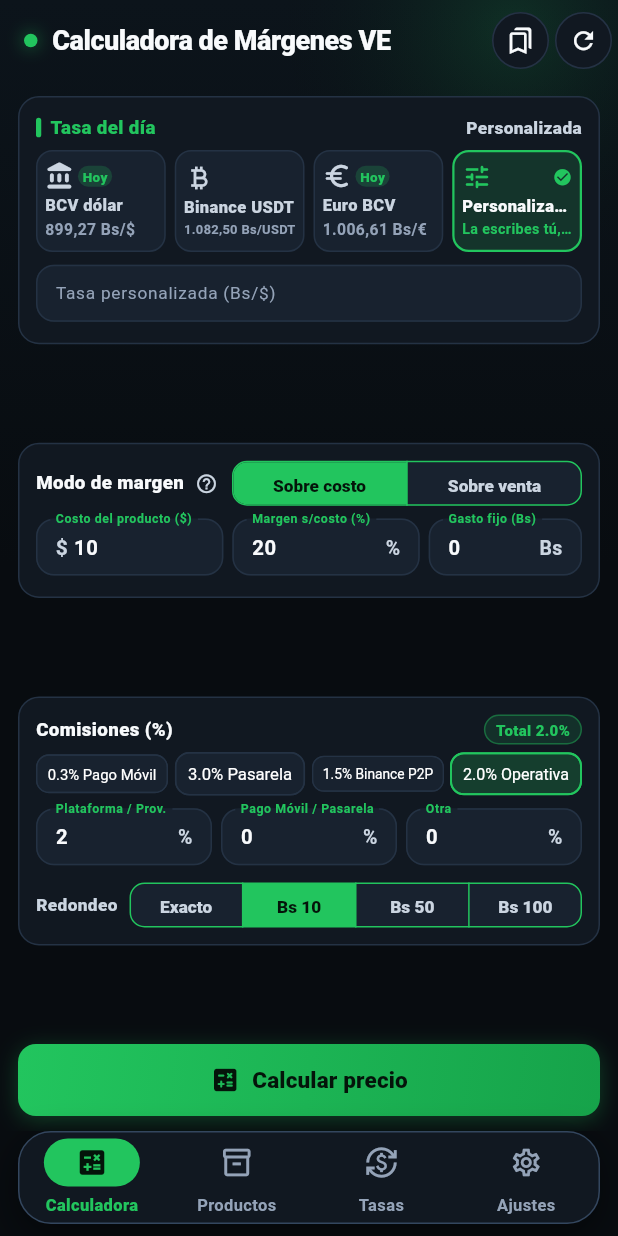
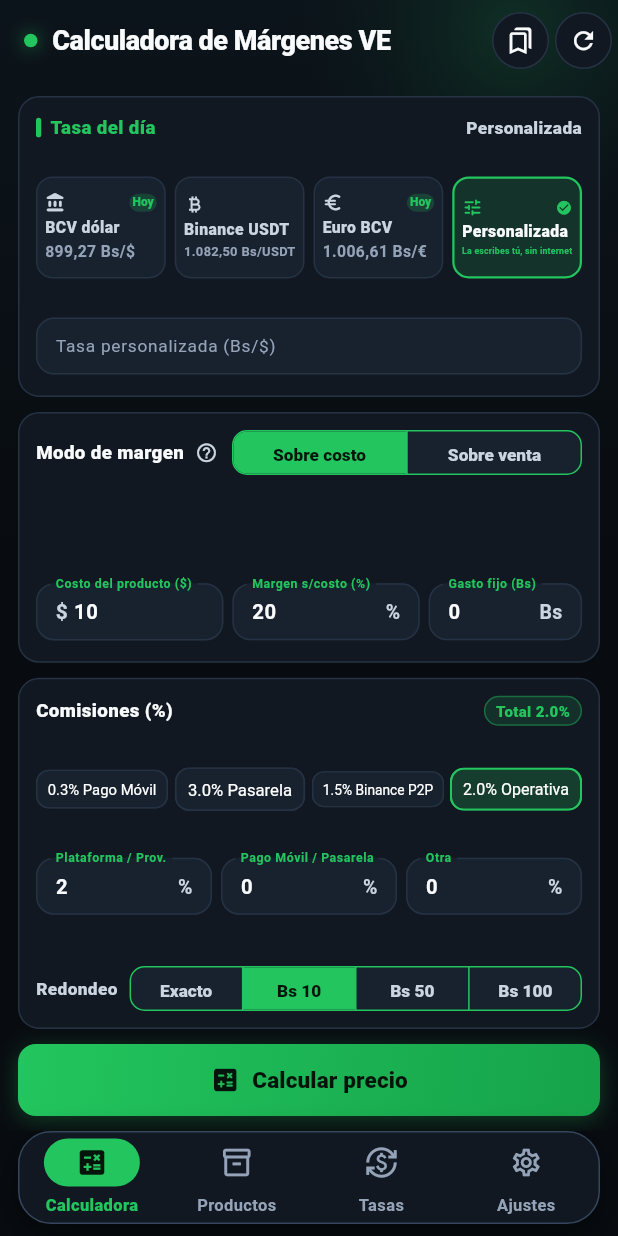
Before and after one commit to LyanKrach/calculadora-margenes-ve, a Flutter app: the screen it shows after launch, after a tap on "Binance USDT", after a tap on "Personalizada", on a phone screen of 412 x 824 dp. Run offline on Flutter 3.47's test engine with Material 3 defaults, Android fonts, the phone set to English and light mode, and no system bars; our stand-ins replace cloud_firestore, firebase_auth, firebase_core, google_sign_in, shared_preferences; accounts and stored records are empty; generated files the repository leaves out were written again; network calls fail; key blocks and very long unbroken strings in the code were emptied for the run.

Commit message:
fix: llenar vacío vertical y etiquetas de tasa completas

```diff
--- a/lib/screens/calculator_screen.dart
+++ b/lib/screens/calculator_screen.dart
@@ -732,14 +732,39 @@ class _CalculatorScreenState extends State<CalculatorScreen> {
 
           final tight = h < (560 + extraRows * 34);
           final ultraTight = h < (470 + extraRows * 30);
-
-          final outerVPad = ultraTight ? 4.0 : (tight ? 6.0 : 10.0);
+          // En teléfonos altos (>= 650 lógicos) las secciones crecen de verdad:
+          // tarjetas de tasa 76 px, inputs 54 px, padding 16 px y chips/segmentos
+          // de 34/36 px. Las secciones se reparten el sobrante con Expanded.
+          final generous = h >= (650 + extraRows * 70);
+
+          final outerVPad = ultraTight
+              ? 4.0
+              : (tight ? 6.0 : (generous ? 14.0 : 10.0));
           final gap = ultraTight ? 4.0 : (tight ? 6.0 : 10.0);
-          final cardPad = ultraTight ? 6.0 : (tight ? 8.5 : 11.0);
-          final fieldGap = ultraTight ? 4.0 : (tight ? 6.0 : 8.5);
-          final rateCarouselHeight = ultraTight ? 62.0 : (tight ? 64.0 : 68.0);
-          final ctaHeight = ultraTight ? 38.0 : (tight ? 43.0 : 48.0);
-          final inputHeight = ultraTight ? 32.0 : (tight ? 36.0 : 41.0);
+          final cardPad = ultraTight
+              ? 6.0
+              : (tight ? 8.5 : (generous ? 16.0 : 11.0));
+          final fieldGap = ultraTight
+              ? 4.0
+              : (tight ? 6.0 : (generous ? 10.0 : 8.5));
+          final rateCarouselHeight = ultraTight
+              ? 62.0
+              : (tight ? 64.0 : (generous ? 76.0 : 68.0));
+          final ctaHeight = ultraTight
+              ? 38.0
+              : (tight ? 43.0 : (generous ? 52.0 : 48.0));
+          final inputHeight = ultraTight
+              ? 32.0
+              : (tight ? 36.0 : (generous ? 54.0 : 41.0));
+          final segmentHeight = ultraTight
+              ? 26.0
+              : (tight ? 30.0 : (generous ? 36.0 : 30.0));
+          final chipHeight = ultraTight
+              ? 25.0
+              : (tight ? 29.0 : (generous ? 34.0 : 29.0));
+          // El selector de tasa necesita más alto cuando aparece el campo de
+          // tasa personalizada; así el reparto flex no lo comprime.
+          final rateFlex = extraRows > 0 ? 6 : 5;
 
           return Padding(
             padding: EdgeInsets.symmetric(horizontal: 12, vertical: outerVPad),
@@ -786,7 +811,10 @@ class _CalculatorScreenState extends State<CalculatorScreen> {
                 ],
 
                 // 1. Selector de tasa: las 4 tarjetas en una sola fila (sin scroll horizontal)
-                Container(
+                Expanded(
+                  flex: rateFlex,
+                  child: Container(
+                    key: const Key('rate_section'),
                     padding: EdgeInsets.all(cardPad),
                     decoration: BoxDecoration(
                       color: colors.surface,
@@ -794,6 +822,7 @@ class _CalculatorScreenState extends State<CalculatorScreen> {
                       border: Border.all(color: colors.borderSubtle),
                     ),
                     child: Column(
+                      mainAxisAlignment: MainAxisAlignment.spaceBetween,
                       crossAxisAlignment: CrossAxisAlignment.start,
                       children: [
                         Row(
@@ -857,7 +886,9 @@ class _CalculatorScreenState extends State<CalculatorScreen> {
                               ) ...[
                                 if (i > 0) const SizedBox(width: 6),
                                 Expanded(
-                                child: _rateCarouselCard(RateSource.values[i]),
+                                  child: _rateCarouselCard(
+                                    RateSource.values[i],
+                                  ),
                                 ),
                               ],
                             ],
@@ -869,7 +900,8 @@ class _CalculatorScreenState extends State<CalculatorScreen> {
                             height: inputHeight,
                             child: TextField(
                               controller: _customRateCtrl,
-                            keyboardType: const TextInputType.numberWithOptions(
+                              keyboardType:
+                                  const TextInputType.numberWithOptions(
                                     decimal: true,
                                   ),
                               style: TextStyle(
@@ -897,13 +929,15 @@ class _CalculatorScreenState extends State<CalculatorScreen> {
                       ],
                     ),
                   ),
+                ),
 
                 SizedBox(height: gap),
 
-                const Spacer(flex: 1),
-
                 // 2. Modo de margen (segmento) + Costo, Margen y Gasto fijo en una fila
-                Container(
+                Expanded(
+                  flex: 5,
+                  child: Container(
+                    key: const Key('margin_section'),
                     padding: EdgeInsets.all(cardPad),
                     decoration: BoxDecoration(
                       color: colors.surface,
@@ -911,6 +945,7 @@ class _CalculatorScreenState extends State<CalculatorScreen> {
                       border: Border.all(color: colors.borderSubtle),
                     ),
                     child: Column(
+                      mainAxisAlignment: MainAxisAlignment.spaceBetween,
                       crossAxisAlignment: CrossAxisAlignment.start,
                       children: [
                         Row(
@@ -935,14 +970,15 @@ class _CalculatorScreenState extends State<CalculatorScreen> {
                                   size: 15,
                                   color: colors.textSecondary,
                                 ),
-                              tooltip: '¿Cómo se calcula el precio y la tasa?',
+                                tooltip:
+                                    '¿Cómo se calcula el precio y la tasa?',
                                 onPressed: _showMarginModeExplanation,
                               ),
                             ),
                             const SizedBox(width: 6),
                             Expanded(
                               child: SizedBox(
-                              height: ultraTight ? 26 : 30,
+                                height: segmentHeight,
                                 child: SegmentedButton<MarginMode>(
                                   showSelectedIcon: false,
                                   style: ButtonStyle(
@@ -1031,13 +1067,15 @@ class _CalculatorScreenState extends State<CalculatorScreen> {
                       ],
                     ),
                   ),
+                ),
 
                 SizedBox(height: gap),
 
-                const Spacer(flex: 1),
-
                 // 3. Comisiones (chips + 3 campos) y Redondeo (chips)
-                Container(
+                Expanded(
+                  flex: 7,
+                  child: Container(
+                    key: const Key('commissions_section'),
                     padding: EdgeInsets.all(cardPad),
                     decoration: BoxDecoration(
                       color: colors.surface,
@@ -1045,6 +1083,7 @@ class _CalculatorScreenState extends State<CalculatorScreen> {
                       border: Border.all(color: colors.borderSubtle),
                     ),
                     child: Column(
+                      mainAxisAlignment: MainAxisAlignment.spaceBetween,
                       crossAxisAlignment: CrossAxisAlignment.start,
                       children: [
                         Row(
@@ -1089,7 +1128,7 @@ class _CalculatorScreenState extends State<CalculatorScreen> {
                                 label: '0.3% Pago Móvil',
                                 ctrl: _gatewayCtrl,
                                 targetValue: 0.3,
-                              ultraTight: ultraTight,
+                                height: chipHeight,
                               ),
                             ),
                             const SizedBox(width: 4),
@@ -1098,7 +1137,7 @@ class _CalculatorScreenState extends State<CalculatorScreen> {
                                 label: '3.0% Pasarela',
                                 ctrl: _gatewayCtrl,
                                 targetValue: 3.0,
-                              ultraTight: ultraTight,
+                                height: chipHeight,
                               ),
                             ),
                             const SizedBox(width: 4),
@@ -1107,7 +1146,7 @@ class _CalculatorScreenState extends State<CalculatorScreen> {
                                 label: '1.5% Binance P2P',
                                 ctrl: _provCtrl,
                                 targetValue: 1.5,
-                              ultraTight: ultraTight,
+                                height: chipHeight,
                               ),
                             ),
                             const SizedBox(width: 4),
@@ -1116,7 +1155,7 @@ class _CalculatorScreenState extends State<CalculatorScreen> {
                                 label: '2.0% Operativa',
                                 ctrl: _provCtrl,
                                 targetValue: 2.0,
-                              ultraTight: ultraTight,
+                                height: chipHeight,
                               ),
                             ),
                           ],
@@ -1178,7 +1217,7 @@ class _CalculatorScreenState extends State<CalculatorScreen> {
                             const SizedBox(width: 8),
                             Expanded(
                               child: SizedBox(
-                              height: ultraTight ? 26 : 30,
+                                height: segmentHeight,
                                 child: SegmentedButton<int>(
                                   showSelectedIcon: false,
                                   style: ButtonStyle(
@@ -1227,8 +1266,7 @@ class _CalculatorScreenState extends State<CalculatorScreen> {
                       ],
                     ),
                   ),
-
-                const Spacer(),
+                ),
 
                 SizedBox(height: gap),
 
@@ -1354,15 +1392,14 @@ class _CalculatorScreenState extends State<CalculatorScreen> {
                       : source == RateSource.euroBcv
                       ? Icons.euro_rounded
                       : Icons.tune_rounded,
-                  size: 20,
+                  size: 14,
                   color: selected ? colors.primary : colors.textSecondary,
                 ),
-                if (hasTodayBadge) ...[
-                  const SizedBox(width: 2),
-                  Flexible(
-                    child: Container(
+                const Spacer(),
+                if (hasTodayBadge)
+                  Container(
                     padding: const EdgeInsets.symmetric(
-                        horizontal: 3,
+                      horizontal: 2,
                       vertical: 0.5,
                     ),
                     decoration: BoxDecoration(
@@ -1374,29 +1411,35 @@ class _CalculatorScreenState extends State<CalculatorScreen> {
                       maxLines: 1,
                       overflow: TextOverflow.clip,
                       style: TextStyle(
-                          fontSize: 9,
+                        fontSize: 8,
+                        letterSpacing: 0,
                         fontWeight: FontWeight.w800,
                         color: colors.primary,
                       ),
                     ),
                   ),
-                  ),
-                ],
-                const Spacer(),
-                if (selected)
-                  Icon(Icons.check_circle, color: colors.primary, size: 13),
-              ],
-            ),
-            const SizedBox(height: 1),
-            Text(
+                if (selected) ...[
+                  if (hasTodayBadge) const SizedBox(width: 1),
+                  Icon(Icons.check_circle, color: colors.primary, size: 11),
+                ],
+              ],
+            ),
+            const SizedBox(height: 2),
+            // Etiqueta a todo el ancho debajo del icono. FittedBox la escala
+            // solo si hace falta, para que nunca se lea "Binance US..." ni
+            // "Personaliza...". El icono ya no compite por el ancho del texto.
+            FittedBox(
+              fit: BoxFit.scaleDown,
+              alignment: Alignment.centerLeft,
+              child: Text(
                 source.label,
                 maxLines: 1,
-              overflow: TextOverflow.ellipsis,
                 softWrap: false,
                 style: TextStyle(
-                fontSize: 11,
+                  fontSize: 10.5,
                   fontWeight: FontWeight.w800,
                   color: selected ? colors.textPrimary : colors.textSecondary,
+                ),
               ),
             ),
             const SizedBox(height: 1),
@@ -1407,12 +1450,15 @@ class _CalculatorScreenState extends State<CalculatorScreen> {
                 child: Text(subtitleText, maxLines: 1, style: valueStyle),
               )
             else
-              Text(
+              FittedBox(
+                fit: BoxFit.scaleDown,
+                alignment: Alignment.centerLeft,
+                child: Text(
                   subtitleText,
                   maxLines: 1,
-                overflow: TextOverflow.ellipsis,
                   softWrap: false,
                   style: valueStyle.copyWith(fontSize: 9.5),
+                ),
               ),
           ],
         ),
@@ -1449,13 +1495,13 @@ class _CalculatorScreenState extends State<CalculatorScreen> {
     required String label,
     required TextEditingController ctrl,
     required double targetValue,
-    required bool ultraTight,
+    required double height,
   }) {
     final current = double.tryParse(ctrl.text.replaceAll(',', '.')) ?? 0.0;
     final isSelected = (current - targetValue).abs() < 0.0001;
 
     return SizedBox(
-      height: ultraTight ? 25 : 29,
+      height: height,
       child: FittedBox(
         fit: BoxFit.scaleDown,
         child: FilterChip(
--- a/lib/screens/settings_screen.dart
+++ b/lib/screens/settings_screen.dart
@@ -322,7 +322,7 @@ class _SettingsScreenState extends State<SettingsScreen> {
                         ),
                         const SizedBox(height: 4),
                         Text(
-                          'Versión 1.1.0+3\n'
+                          'Versión 1.1.2+5\n'
                           'Para comerciantes en Venezuela: precios en bolívares calculados al instante con tasas BCV, Binance P2P y Euro oficial.\n\n'
                           'Soporta cálculo Sobre Costo (Markup directo) y Sobre Venta (Margen financiero limpio).',
                           style: TextStyle(
--- a/pubspec.yaml
+++ b/pubspec.yaml
@@ -1,7 +1,7 @@
 name: calculadora_margenes_ve
 description: "Calculadora de márgenes para vendedores en Venezuela: costo en USD, tasa del día (BCV, Binance USDT, Euro BCV o personalizada), comisiones y margen deseado → precio de venta en bolívares sin perder dinero."
 publish_to: 'none'
-version: 1.1.1+4
+version: 1.1.2+5
 
 environment:
   sdk: ^3.8.0
```
Also changed, not shown: 1 other file. Lines whose indentation alone changed are shown as unchanged.
